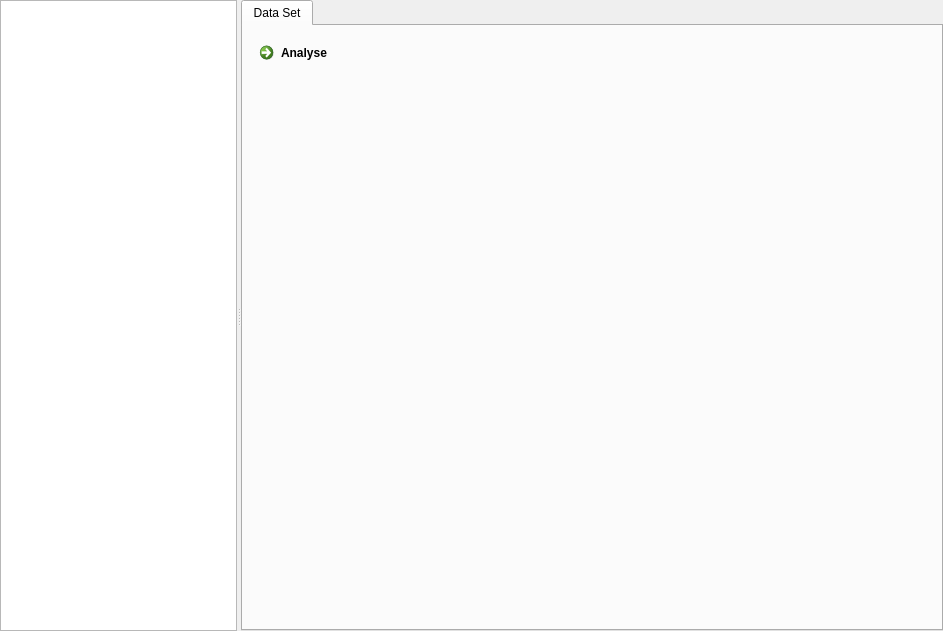
Above: app/statistics/StatisticsModeWidget.ui from praaline/Praaline before the change. Below: the same form after it.
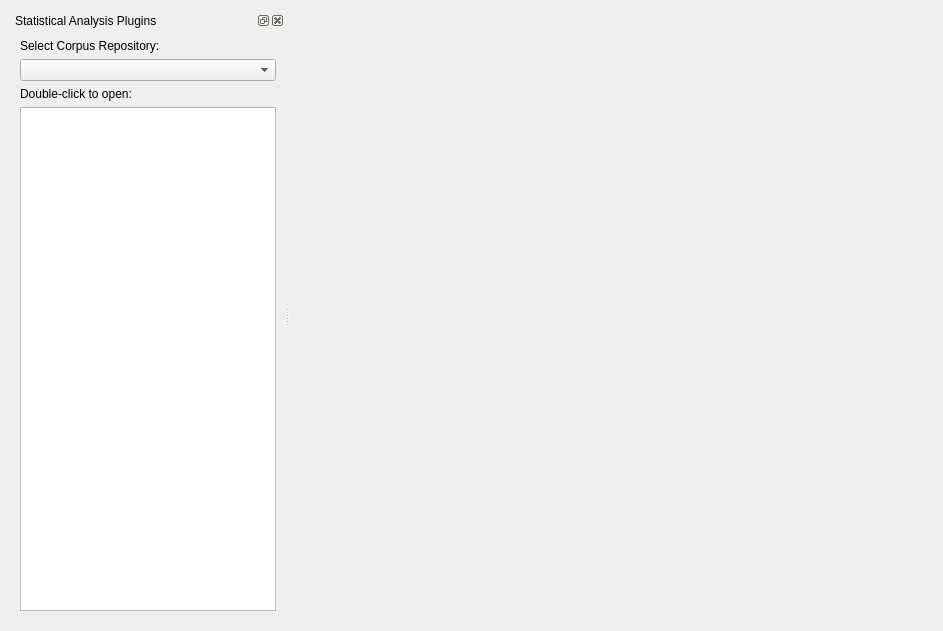
That is the form after the change.

Commit message: New Statistics Module

What changed in the file:
```diff
--- a/app/statistics/StatisticsModeWidget.ui
+++ b/app/statistics/StatisticsModeWidget.ui
@@ -13,70 +13,62 @@
   <property name="windowTitle">
    <string>Form</string>
   </property>
-  <layout class="QGridLayout" name="gridLayout">
-   <property name="leftMargin">
-    <number>0</number>
-   </property>
-   <property name="topMargin">
-    <number>0</number>
-   </property>
-   <property name="rightMargin">
-    <number>0</number>
-   </property>
-   <property name="bottomMargin">
-    <number>0</number>
-   </property>
-   <property name="horizontalSpacing">
-    <number>0</number>
-   </property>
+  <layout class="QGridLayout" name="gridLayout_2">
    <item row="0" column="0">
-    <widget class="QSplitter" name="splitterLeftRight">
+    <widget class="QSplitter" name="splitter">
      <property name="orientation">
       <enum>Qt::Horizontal</enum>
      </property>
-     <widget class="QTreeView" name="treeViewModules">
-      <property name="sizePolicy">
-       <sizepolicy hsizetype="Expanding" vsizetype="Expanding">
-        <horstretch>1</horstretch>
-        <verstretch>0</verstretch>
-       </sizepolicy>
+     <widget class="QDockWidget" name="dockWidgetStatisticalAnalysis">
+      <property name="windowTitle">
+       <string>Statistical Analysis Plugins</string>
       </property>
-     </widget>
-     <widget class="QTabWidget" name="tabWidgetDocuments">
-      <property name="sizePolicy">
-       <sizepolicy hsizetype="Expanding" vsizetype="Expanding">
-        <horstretch>4</horstretch>
-        <verstretch>0</verstretch>
-       </sizepolicy>
-      </property>
-      <widget class="QWidget" name="tab">
-       <attribute name="title">
-        <string>Data Set</string>
-       </attribute>
-       <layout class="QGridLayout" name="gridLayout_2">
-        <item row="1" column="0">
-         <layout class="QGridLayout" name="gridLayoutMessages">
-          <property name="sizeConstraint">
-           <enum>QLayout::SetMaximumSize</enum>
-          </property>
-         </layout>
-        </item>
+      <widget class="QWidget" name="dockWidgetStatisticalAnalysisContents">
+       <layout class="QGridLayout" name="gridLayout">
         <item row="0" column="0">
-         <widget class="QCommandLinkButton" name="commandAnalyse">
+         <widget class="QLabel" name="labelCorpusRepository">
+          <property name="text">
+           <string>Select Corpus Repository:</string>
+          </property>
+         </widget>
+        </item>
+        <item row="1" column="0">
+         <widget class="QComboBox" name="comboBoxCorpusRepository"/>
+        </item>
+        <item row="2" column="0">
+         <widget class="QLabel" name="labelStatisticalAnalysis">
+          <property name="text">
+           <string>Double-click to open:</string>
+          </property>
+         </widget>
+        </item>
+        <item row="3" column="0">
+         <widget class="QTreeView" name="treeviewStatisticsPlugins">
           <property name="sizePolicy">
-           <sizepolicy hsizetype="Minimum" vsizetype="Minimum">
-            <horstretch>0</horstretch>
+           <sizepolicy hsizetype="Expanding" vsizetype="Expanding">
+            <horstretch>1</horstretch>
             <verstretch>0</verstretch>
            </sizepolicy>
           </property>
-          <property name="text">
-           <string>Analyse</string>
-          </property>
          </widget>
         </item>
        </layout>
       </widget>
      </widget>
+     <widget class="QTabWidget" name="tabWidgetDocuments">
+      <property name="sizePolicy">
+       <sizepolicy hsizetype="Expanding" vsizetype="Expanding">
+        <horstretch>2</horstretch>
+        <verstretch>0</verstretch>
+       </sizepolicy>
+      </property>
+      <property name="documentMode">
+       <bool>true</bool>
+      </property>
+      <property name="tabsClosable">
+       <bool>true</bool>
+      </property>
+     </widget>
     </widget>
    </item>
   </layout>
```
The commit also changes 35 other files.
